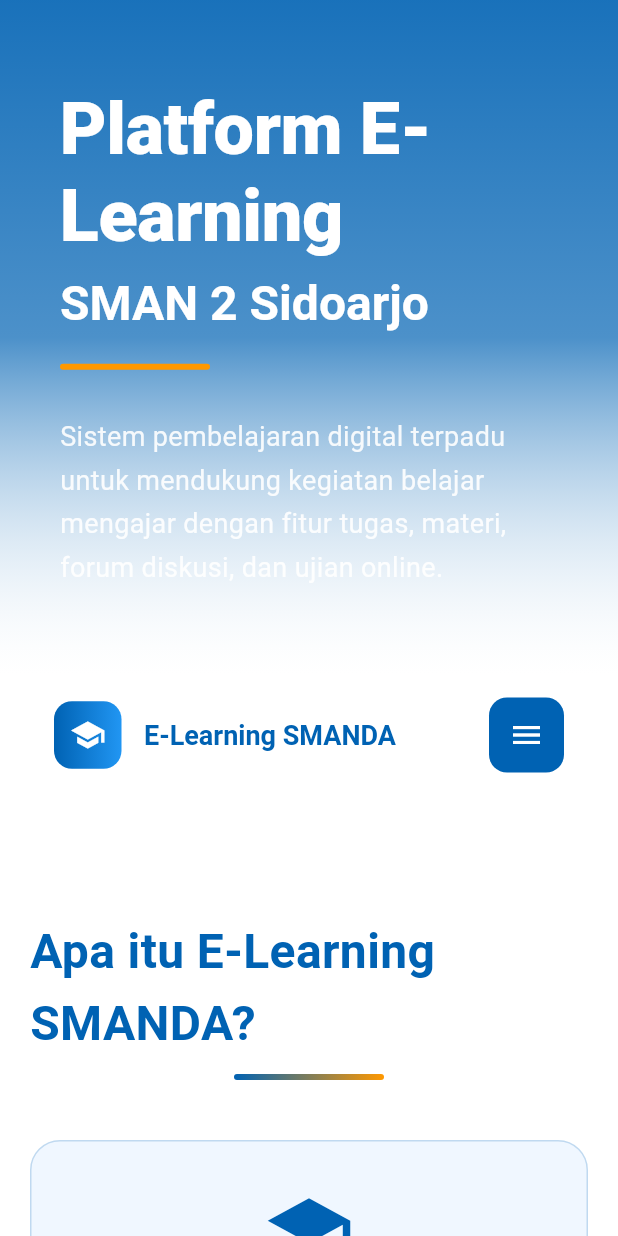
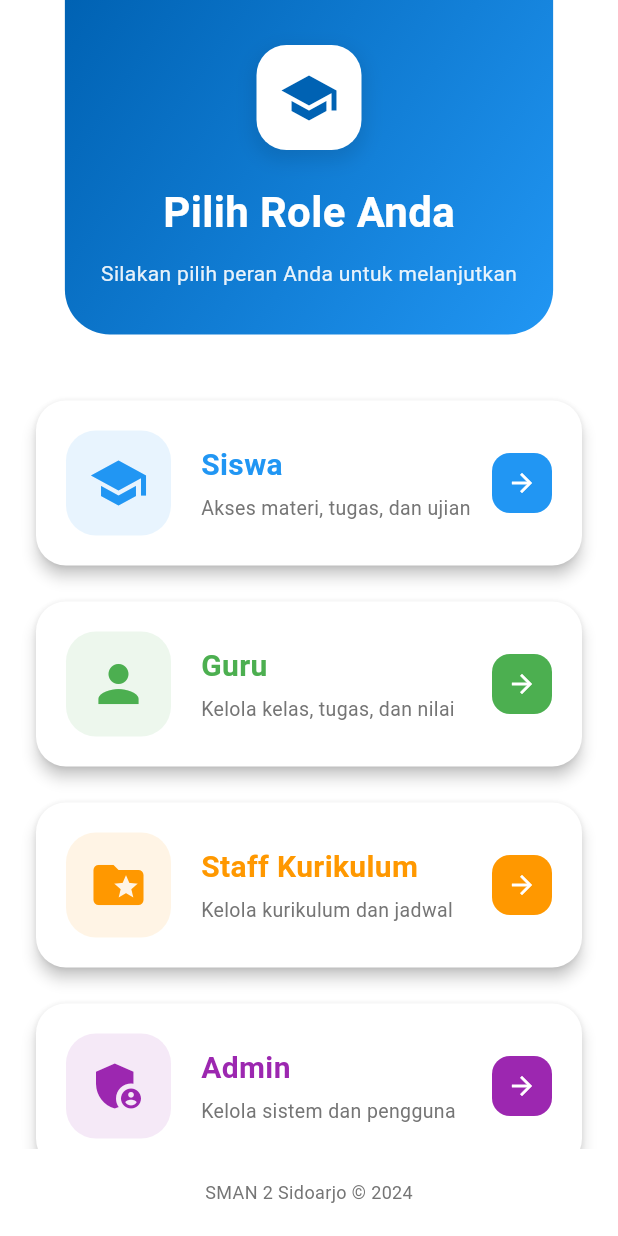
Before and after one commit to sintaayurismawati/elearning_sman2sidoarjo, a Flutter app: the screen it shows after launch, on a phone screen of 412 x 824 dp. Run offline on Flutter 3.47's test engine with Material 3 defaults, Android fonts, the phone set to English and light mode, and no system bars; our stand-ins replace bloc, firebase_messaging, flutter_dotenv, go_router, shared_preferences, supabase_flutter; missing offline and left inert: bcrypt; accounts and stored records are empty; Roboto replaces fonts that are missing (Poppins).

Commit message:
get initial route with kisweb

```diff
--- a/elearning_sman2siadoarjo/lib/core/routes/app_router.dart
+++ b/elearning_sman2siadoarjo/lib/core/routes/app_router.dart
@@ -1,15 +1,22 @@
+import 'package:elearning_sman2siadoarjo/core/routes/routes_name.dart';
+import 'package:elearning_sman2siadoarjo/presentation/features/landing_page/screens/landing_page.dart';
+import 'package:flutter/foundation.dart';
 import 'package:go_router/go_router.dart';
-import 'package:elearning_sman2siadoarjo/core/routes/routes_name.dart';
-import 'package:elearning_sman2siadoarjo/presentation/features/auth/screen/login_screen.dart';
-import 'package:elearning_sman2siadoarjo/presentation/features/landing_page/screens/landing_page.dart';
+
+import '../../presentation/features/auth/screen/login_screen.dart';
+import '../../presentation/features/init/splash_screen.dart';
 
 class AppRouter {
   static final GoRouter router = GoRouter(
-    initialLocation: RoutesNames.landing,
+    initialLocation: _getInitialRoute(),
     routes: [
       GoRoute(
         path: RoutesNames.landing,
         builder: (context, state) => const ElearningLandingPage(),
+      ),
+      GoRoute(
+        path: RoutesNames.splashScreen,
+        builder: (context, state) => const SplashScreen(),
       ),
       GoRoute(
         path: RoutesNames.login,
@@ -17,4 +24,12 @@
       ),
     ],
   );
+
+  static String _getInitialRoute() {
+    if (kIsWeb) {
+      return '/'; // WEB → Landing
+    } else {
+      return RoutesNames.splashScreen; // MOBILE → Splash
+    }
+  }
 }
--- a/elearning_sman2siadoarjo/lib/core/routes/routes_name.dart
+++ b/elearning_sman2siadoarjo/lib/core/routes/routes_name.dart
@@ -1,4 +1,6 @@
 class RoutesNames {
   static const String landing = '/';
   static const String login = '/login';
+  static const String splashScreen = '/splash';
+  static const String roleScreen = '/role';
 }
--- /dev/null
+++ b/elearning_sman2siadoarjo/lib/presentation/features/init/role_screen.dart
@@ -0,0 +1,215 @@
+import 'package:flutter/material.dart';
+import '../auth/screen/login_screen.dart';
+
+class RoleSelectionScreen extends StatelessWidget {
+  const RoleSelectionScreen({super.key});
+
+  final List<Map<String, dynamic>> roles = const [
+    {
+      'name': 'Siswa',
+      'icon': Icons.school,
+      'color': Color(0xFF2196F3),
+      'description': 'Akses materi, tugas, dan ujian',
+    },
+    {
+      'name': 'Guru',
+      'icon': Icons.person,
+      'color': Color(0xFF4CAF50),
+      'description': 'Kelola kelas, tugas, dan nilai',
+    },
+    {
+      'name': 'Staff Kurikulum',
+      'icon': Icons.folder_special,
+      'color': Color(0xFFFF9800),
+      'description': 'Kelola kurikulum dan jadwal',
+    },
+    {
+      'name': 'Admin',
+      'icon': Icons.admin_panel_settings,
+      'color': Color(0xFF9C27B0),
+      'description': 'Kelola sistem dan pengguna',
+    },
+  ];
+
+  @override
+  Widget build(BuildContext context) {
+    return Scaffold(
+      backgroundColor: Colors.white,
+      body: SafeArea(
+        child: Column(
+          children: [
+            // Header
+            Container(
+              padding: const EdgeInsets.symmetric(horizontal: 24, vertical: 30),
+              decoration: BoxDecoration(
+                gradient: LinearGradient(
+                  begin: Alignment.topLeft,
+                  end: Alignment.bottomRight,
+                  colors: [const Color(0xFF0062b3), const Color(0xFF2196F3)],
+                ),
+                borderRadius: const BorderRadius.only(
+                  bottomLeft: Radius.circular(30),
+                  bottomRight: Radius.circular(30),
+                ),
+              ),
+              child: Column(
+                children: [
+                  Container(
+                    width: 70,
+                    height: 70,
+                    decoration: BoxDecoration(
+                      color: Colors.white,
+                      borderRadius: BorderRadius.circular(20),
+                      boxShadow: [
+                        BoxShadow(
+                          color: Colors.black.withOpacity(0.1),
+                          blurRadius: 10,
+                          spreadRadius: 2,
+                          offset: const Offset(0, 5),
+                        ),
+                      ],
+                    ),
+                    child: const Icon(
+                      Icons.school,
+                      size: 40,
+                      color: Color(0xFF0062b3),
+                    ),
+                  ),
+                  const SizedBox(height: 20),
+                  const Text(
+                    'Pilih Role Anda',
+                    style: TextStyle(
+                      fontSize: 28,
+                      fontWeight: FontWeight.w700,
+                      color: Colors.white,
+                    ),
+                  ),
+                  const SizedBox(height: 10),
+                  Text(
+                    'Silakan pilih peran Anda untuk melanjutkan',
+                    style: TextStyle(
+                      fontSize: 14,
+                      color: Colors.white.withOpacity(0.9),
+                    ),
+                  ),
+                ],
+              ),
+            ),
+
+            const SizedBox(height: 30),
+
+            // Role Cards
+            Expanded(
+              child: ListView.builder(
+                padding: const EdgeInsets.symmetric(
+                  horizontal: 20,
+                  vertical: 10,
+                ),
+                itemCount: roles.length,
+                itemBuilder: (context, index) {
+                  final role = roles[index];
+                  return _buildRoleCard(
+                    context,
+                    role['name'],
+                    role['icon'],
+                    role['color'],
+                    role['description'],
+                  );
+                },
+              ),
+            ),
+
+            // Footer
+            Padding(
+              padding: const EdgeInsets.all(20),
+              child: Text(
+                'SMAN 2 Sidoarjo © 2024',
+                style: TextStyle(fontSize: 12, color: Colors.grey[600]),
+              ),
+            ),
+          ],
+        ),
+      ),
+    );
+  }
+
+  Widget _buildRoleCard(
+    BuildContext context,
+    String roleName,
+    IconData icon,
+    Color color,
+    String description,
+  ) {
+    return Container(
+      margin: const EdgeInsets.only(bottom: 16),
+      child: Card(
+        elevation: 4,
+        shape: RoundedRectangleBorder(borderRadius: BorderRadius.circular(20)),
+        child: InkWell(
+          onTap: () {
+            Navigator.push(
+              context,
+              MaterialPageRoute(builder: (context) => LoginScreen()),
+            );
+          },
+          borderRadius: BorderRadius.circular(20),
+          child: Container(
+            padding: const EdgeInsets.all(20),
+            child: Row(
+              children: [
+                // Icon Container
+                Container(
+                  width: 70,
+                  height: 70,
+                  decoration: BoxDecoration(
+                    color: color.withOpacity(0.1),
+                    borderRadius: BorderRadius.circular(20),
+                  ),
+                  child: Icon(icon, size: 40, color: color),
+                ),
+                const SizedBox(width: 20),
+
+                // Text Content
+                Expanded(
+                  child: Column(
+                    crossAxisAlignment: CrossAxisAlignment.start,
+                    children: [
+                      Text(
+                        roleName,
+                        style: TextStyle(
+                          fontSize: 20,
+                          fontWeight: FontWeight.w700,
+                          color: color,
+                        ),
+                      ),
+                      const SizedBox(height: 5),
+                      Text(
+                        description,
+                        style: TextStyle(fontSize: 13, color: Colors.grey[600]),
+                      ),
+                    ],
+                  ),
+                ),
+
+                // Arrow Icon
+                Container(
+                  width: 40,
+                  height: 40,
+                  decoration: BoxDecoration(
+                    color: color,
+                    borderRadius: BorderRadius.circular(12),
+                  ),
+                  child: const Icon(
+                    Icons.arrow_forward,
+                    color: Colors.white,
+                    size: 20,
+                  ),
+                ),
+              ],
+            ),
+          ),
+        ),
+      ),
+    );
+  }
+}
```
Also changed, not shown: elearning_sman2siadoarjo/lib/presentation/features/init/splash_screen.dart (added, +191 -0 lines).
